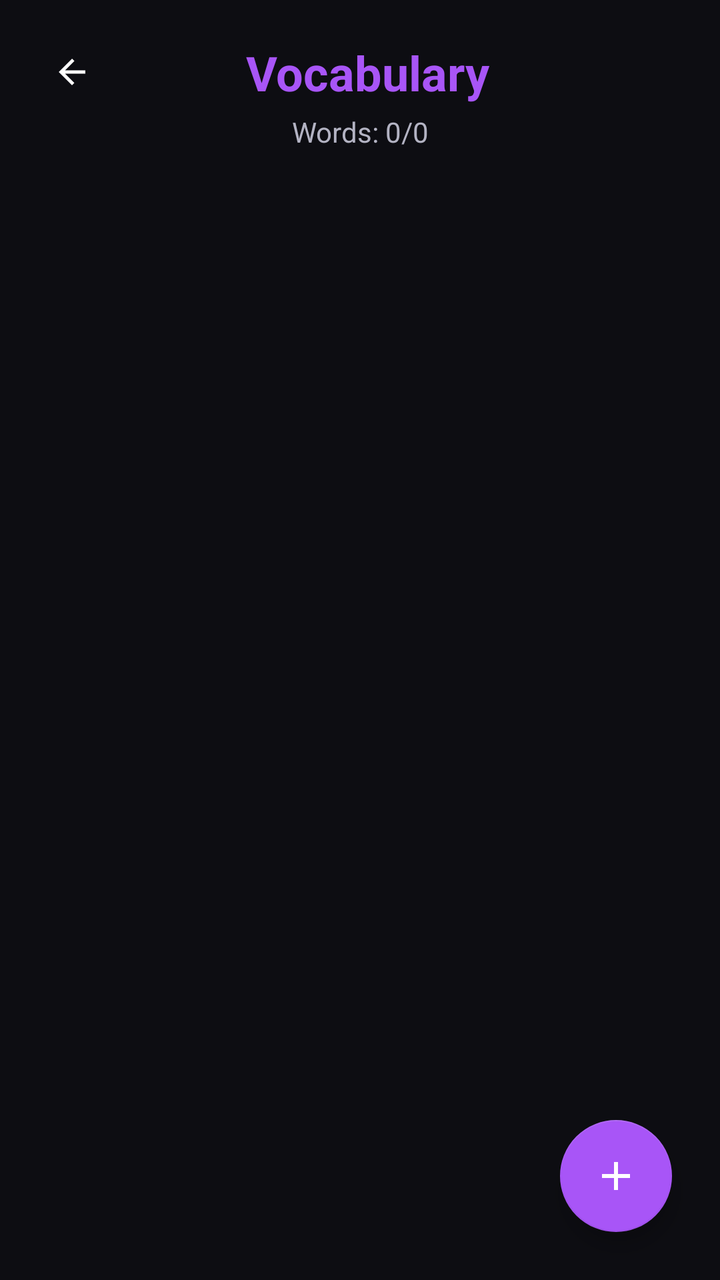
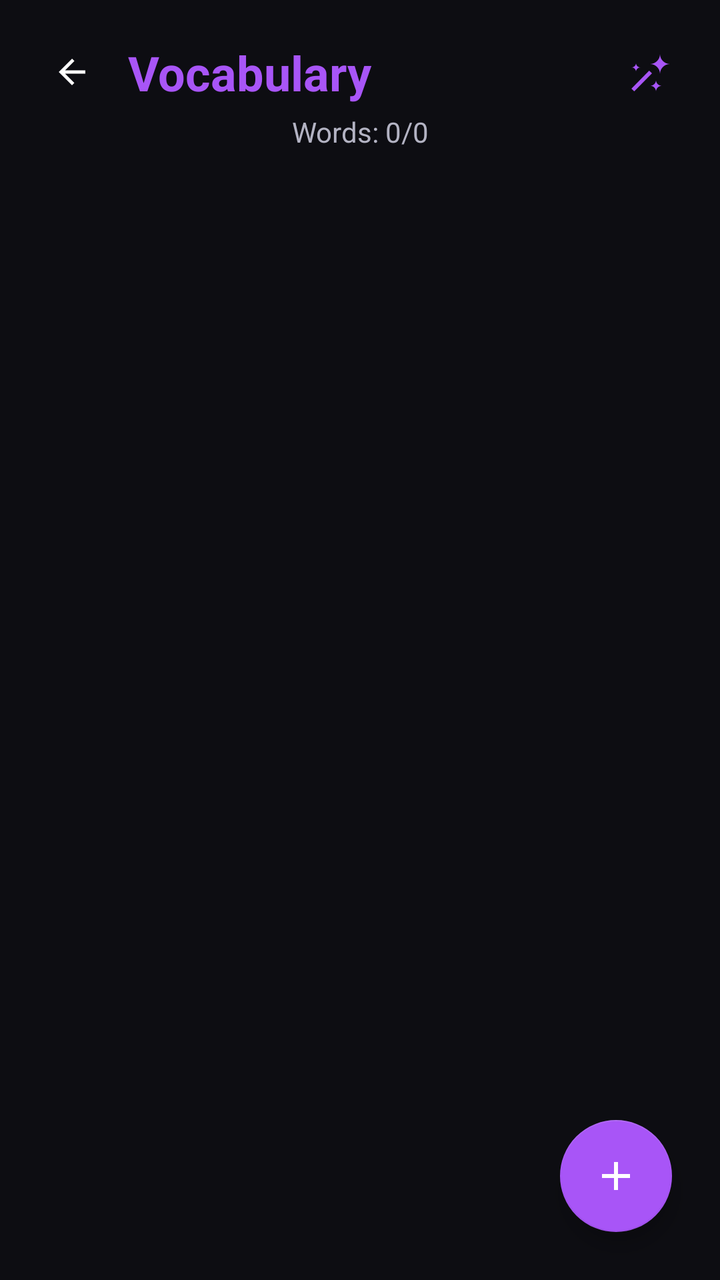

Compare the two renders of this Android layout. The source of the first and the diff that turns it into the second are given below.
<!-- AndroidManifest.xml: activity theme Theme.PP -->
<!-- res/layout/activity_vocabulary.xml -->
<?xml version="1.0" encoding="utf-8"?>
<androidx.constraintlayout.widget.ConstraintLayout xmlns:android="http://schemas.android.com/apk/res/android"
    xmlns:app="http://schemas.android.com/apk/res-auto"
    android:layout_width="match_parent"
    android:layout_height="match_parent"
    android:background="@color/background"
    android:fitsSystemWindows="true">

    <ImageView
        android:id="@+id/btnBack"
        android:layout_width="40dp"
        android:layout_height="40dp"
        android:layout_marginStart="16dp"
        android:layout_marginTop="16dp"
        android:padding="10dp"
        android:src="@drawable/ic_back"
        app:layout_constraintStart_toStartOf="parent"
        app:layout_constraintTop_toTopOf="parent"
        app:tint="@color/text_primary" />

    <TextView
        android:id="@+id/tvTitle"
        android:layout_width="wrap_content"
        android:layout_height="wrap_content"
        android:layout_marginStart="8dp"
        android:text="Vocabulary"
        android:textColor="@color/accent_purple"
        android:textSize="24sp"
        android:textStyle="bold"
        app:layout_constraintBottom_toBottomOf="@id/btnBack"
        app:layout_constraintStart_toStartOf="parent"
        app:layout_constraintTop_toTopOf="@id/btnBack"
        app:layout_constraintEnd_toEndOf="parent"/>

    <TextView
        android:id="@+id/tvAnalytics"
        android:layout_width="wrap_content"
        android:layout_height="wrap_content"
        android:layout_marginTop="4dp"
        android:text="Words: 0/0"
        android:textColor="@color/text_secondary"
        android:textSize="14sp"
        app:layout_constraintEnd_toEndOf="parent"
        app:layout_constraintStart_toStartOf="parent"
        app:layout_constraintTop_toBottomOf="@id/tvTitle" />

    <androidx.recyclerview.widget.RecyclerView
        android:id="@+id/rvVocabulary"
        android:layout_width="match_parent"
        android:layout_height="0dp"
        android:layout_marginTop="8dp"
        android:clipToPadding="false"
        android:paddingBottom="80dp"
        app:layout_constraintBottom_toBottomOf="parent"
        app:layout_constraintTop_toBottomOf="@id/tvAnalytics" />

    <com.google.android.material.floatingactionbutton.FloatingActionButton
        android:id="@+id/fabAddVocab"
        android:layout_width="wrap_content"
        android:layout_height="wrap_content"
        android:layout_margin="24dp"
        android:src="@drawable/ic_plus"
        app:backgroundTint="@color/accent_purple"
        app:layout_constraintBottom_toBottomOf="parent"
        app:layout_constraintEnd_toEndOf="parent"
        app:tint="@color/white" />

</androidx.constraintlayout.widget.ConstraintLayout>
<!-- resources referenced by this layout -->
<resources>
  <color name="accent_purple">#A855F7</color>
  <color name="background">#0D0D12</color>
  <color name="text_primary">#FFFFFF</color>
  <color name="text_secondary">#B3B3C3</color>
  <color name="white">#FFFFFFFF</color>
  <!-- drawable ic_back (drawable) -->
  <vector xmlns:android="http://schemas.android.com/apk/res/android"
      android:width="24dp"
      android:height="24dp"
      android:viewportWidth="24"
      android:viewportHeight="24">
    <path
        android:fillColor="#FF000000"
        android:pathData="M20,11H7.83l5.59,-5.59L12,4l-8,8 8,8 1.41,-1.41L7.83,13H20v-2z"/>
  </vector>
  <!-- drawable ic_plus (drawable) -->
  <vector xmlns:android="http://schemas.android.com/apk/res/android"
      android:width="24dp"
      android:height="24dp"
      android:viewportWidth="24"
      android:viewportHeight="24">
      <path
          android:fillColor="#FFFFFF"
          android:pathData="M19,13h-6v6h-2v-6H5v-2h6V5h2v6h6v2z"/>
  </vector>
  <style name="Theme.PP" parent="Theme.MaterialComponents.DayNight.NoActionBar">
          
          <item name="colorPrimary">@color/accent_purple</item>
          <item name="colorPrimaryVariant">@color/selected_date_bg</item>
          <item name="colorOnPrimary">@color/white</item>
          
          <item name="colorSecondary">@color/accent_pink</item>
          <item name="colorSecondaryVariant">@color/accent_pink</item>
          <item name="colorOnSecondary">@color/black</item>
          
          <item name="android:statusBarColor">@color/background</item>
          
      </style>
  <color name="selected_date_bg">#9333EA</color>
  <color name="accent_pink">#EC4899</color>
  <color name="black">#FF000000</color>
</resources>

<!-- the commit's change to res/layout/activity_vocabulary.xml (unified diff, before → after) -->
@@ -20,17 +20,32 @@
 
     <TextView
         android:id="@+id/tvTitle"
-        android:layout_width="wrap_content"
+        android:layout_width="0dp"
         android:layout_height="wrap_content"
         android:layout_marginStart="8dp"
+        android:layout_marginEnd="8dp"
         android:text="Vocabulary"
         android:textColor="@color/accent_purple"
         android:textSize="24sp"
         android:textStyle="bold"
         app:layout_constraintBottom_toBottomOf="@id/btnBack"
-        app:layout_constraintStart_toStartOf="parent"
+        app:layout_constraintStart_toEndOf="@id/btnBack"
         app:layout_constraintTop_toTopOf="@id/btnBack"
-        app:layout_constraintEnd_toEndOf="parent"/>
+        app:layout_constraintEnd_toStartOf="@id/btnAIEnrich"/>
+
+    <ImageView
+        android:id="@+id/btnAIEnrich"
+        android:layout_width="40dp"
+        android:layout_height="40dp"
+        android:layout_marginEnd="16dp"
+        android:padding="8dp"
+        android:src="@drawable/ic_ai_magic"
+        android:background="?attr/selectableItemBackgroundBorderless"
+        app:layout_constraintBottom_toBottomOf="@id/btnBack"
+        app:layout_constraintEnd_toEndOf="parent"
+        app:layout_constraintTop_toTopOf="@id/btnBack"
+        app:tint="@color/accent_purple"
+        android:contentDescription="AI Enrich" />
 
     <TextView
         android:id="@+id/tvAnalytics"
<!-- resource entries referenced after the edit -->
@@ -5,6 +5,33 @@
   <color name="text_primary">#FFFFFF</color>
   <color name="text_secondary">#B3B3C3</color>
   <color name="white">#FFFFFFFF</color>
+  <!-- drawable ic_ai_magic (drawable) -->
+  <vector xmlns:android="http://schemas.android.com/apk/res/android"
+      android:width="24dp"
+      android:height="24dp"
+      android:viewportWidth="24"
+      android:viewportHeight="24">
+  
+      
+      <path
+          android:fillColor="#FF000000"
+          android:pathData="M3.707,20.293l1.414,1.414L14,12.707l-1.414,-1.414z"/>
+  
+      
+      <path
+          android:fillColor="#FF000000"
+          android:pathData="M18,3c0,2.76 -2.24,5 -5,5c2.76,0 5,2.24 5,5c0,-2.76 2.24,-5 5,-5c-2.76,0 -5,-2.24 -5,-5z"/>
+  
+      
+      <path
+          android:fillColor="#FF000000"
+          android:pathData="M16,16c0,1.6 -1.3,2.9 -2.9,2.9c1.6,0 2.9,1.3 2.9,2.9c0,-1.6 1.3,-2.9 2.9,-2.9c-1.6,0 -2.9,-1.3 -2.9,-2.9z"/>
+  
+      
+      <path
+          android:fillColor="#FF000000"
+          android:pathData="M6,7.5c0,1.2 -1.0,2.2 -2.2,2.2c1.2,0 2.2,1.0 2.2,2.2c0,-1.2 1.0,-2.2 2.2,-2.2c-1.2,0 -2.2,-1.0 -2.2,-2.2z"/>
+  </vector>
   <!-- drawable ic_back (drawable) -->
   <vector xmlns:android="http://schemas.android.com/apk/res/android"
       android:width="24dp"
